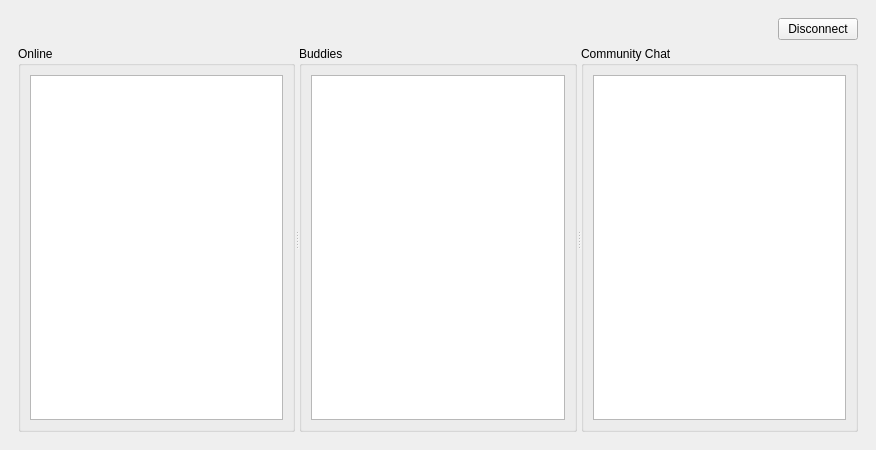
First picture: the form in client/qt6/mainwindow.ui, repository mobbyg/otterlink, before the edit.
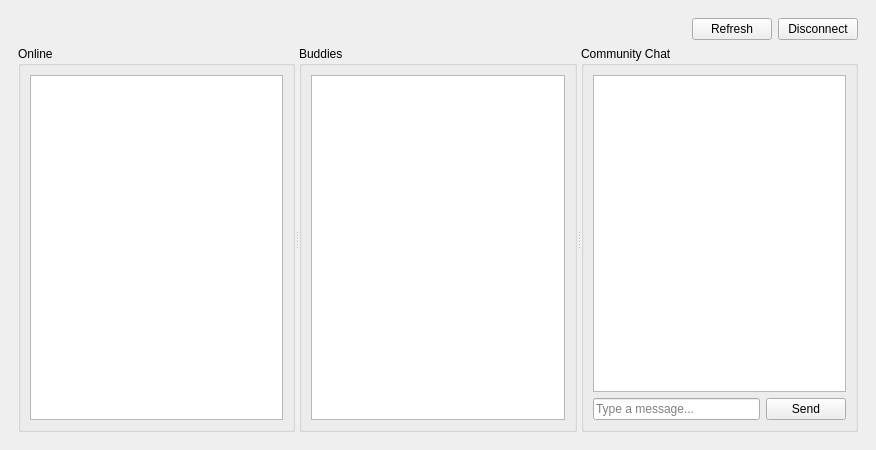
Second picture: the form after the edit. The open tabs and pages were chosen to show the change.

Commit message: Add Qt chat input and refresh controls

```diff
--- a/client/qt6/mainwindow.ui
+++ b/client/qt6/mainwindow.ui
@@ -39,6 +39,7 @@
          <layout class="QHBoxLayout" name="topLayout">
           <item><widget class="QLabel" name="identityLabel"/></item>
           <item><spacer name="topSpacer"><property name="orientation"><enum>Qt::Horizontal</enum></property><property name="sizeHint" stdset="0"><size><width>40</width><height>20</height></size></property></spacer></item>
+          <item><widget class="QPushButton" name="refreshButton"><property name="text"><string>Refresh</string></property></widget></item>
           <item><widget class="QPushButton" name="logoutButton"><property name="text"><string>Disconnect</string></property></widget></item>
          </layout>
         </item>
@@ -47,7 +48,18 @@
           <property name="orientation"><enum>Qt::Horizontal</enum></property>
           <widget class="QGroupBox" name="onlineGroup"><property name="title"><string>Online</string></property><layout class="QVBoxLayout" name="onlineLayout"><item><widget class="QListWidget" name="onlineList"/></item></layout></widget>
           <widget class="QGroupBox" name="buddiesGroup"><property name="title"><string>Buddies</string></property><layout class="QVBoxLayout" name="buddiesLayout"><item><widget class="QListWidget" name="buddiesList"/></item></layout></widget>
-          <widget class="QGroupBox" name="chatGroup"><property name="title"><string>Community Chat</string></property><layout class="QVBoxLayout" name="chatLayout"><item><widget class="QListWidget" name="chatList"/></item></layout></widget>
+          <widget class="QGroupBox" name="chatGroup">
+           <property name="title"><string>Community Chat</string></property>
+           <layout class="QVBoxLayout" name="chatLayout">
+            <item><widget class="QListWidget" name="chatList"/></item>
+            <item>
+             <layout class="QHBoxLayout" name="chatInputLayout">
+              <item><widget class="QLineEdit" name="chatEdit"><property name="placeholderText"><string>Type a message...</string></property></widget></item>
+              <item><widget class="QPushButton" name="sendChatButton"><property name="text"><string>Send</string></property></widget></item>
+             </layout>
+            </item>
+           </layout>
+          </widget>
          </widget>
         </item>
        </layout>
```
